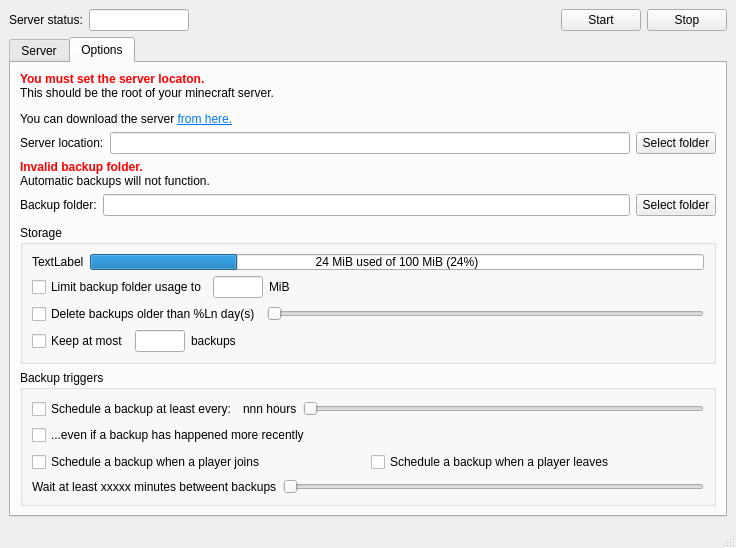
The window that src/mainwindow.ui (mrrooster/minecraftbedrockconsole) describes before a commit, drawn with Qt 5.
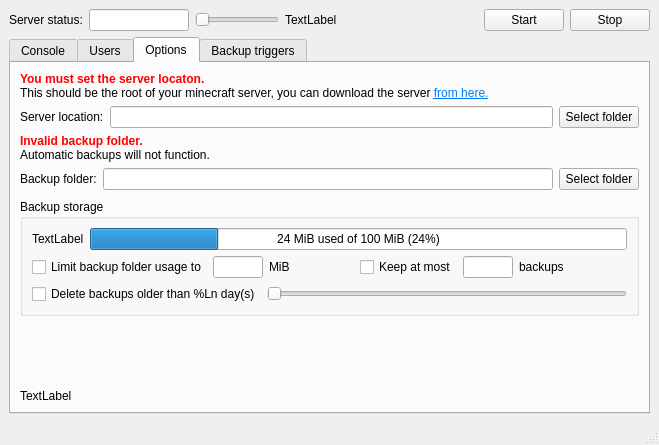
The same window after the commit. The open tabs and pages were chosen to show the change. Custom widgets are drawn as their Qt base class.

Commit message: Added basic user management, fixed a few bugs.

```diff
--- a/src/mainwindow.ui
+++ b/src/mainwindow.ui
@@ -6,8 +6,8 @@
    <rect>
     <x>0</x>
     <y>0</y>
-    <width>736</width>
-    <height>485</height>
+    <width>659</width>
+    <height>445</height>
    </rect>
   </property>
   <property name="sizePolicy">
@@ -46,6 +46,32 @@
         </property>
        </widget>
       </item>
+      <item>
+       <widget class="QSlider" name="difficultySlider">
+        <property name="sizePolicy">
+         <sizepolicy hsizetype="Maximum" vsizetype="Fixed">
+          <horstretch>0</horstretch>
+          <verstretch>0</verstretch>
+         </sizepolicy>
+        </property>
+        <property name="maximum">
+         <number>3</number>
+        </property>
+        <property name="pageStep">
+         <number>1</number>
+        </property>
+        <property name="orientation">
+         <enum>Qt::Horizontal</enum>
+        </property>
+       </widget>
+      </item>
+      <item>
+       <widget class="QLabel" name="difficultyLabel">
+        <property name="text">
+         <string>TextLabel</string>
+        </property>
+       </widget>
+      </item>
       <item>
        <spacer name="horizontalSpacer_2">
         <property name="orientation">
@@ -82,7 +108,7 @@
       </property>
       <widget class="QWidget" name="tab">
        <attribute name="title">
-        <string>Server</string>
+        <string comment="tab text">Console</string>
        </attribute>
        <layout class="QVBoxLayout" name="verticalLayout_2">
         <item>
@@ -140,18 +166,21 @@
          </layout>
         </item>
         <item>
-         <layout class="QHBoxLayout" name="horizontalLayout">
-          <item>
-           <widget class="QLineEdit" name="commandEdit"/>
-          </item>
-          <item>
-           <widget class="QPushButton" name="sendButton">
-            <property name="text">
-             <string>Send</string>
-            </property>
-           </widget>
-          </item>
-         </layout>
+         <widget class="ServerConsoleWidget" name="serverConsole" native="true"/>
+        </item>
+       </layout>
+      </widget>
+      <widget class="QWidget" name="tab_3">
+       <attribute name="title">
+        <string comment="tab text">Users</string>
+       </attribute>
+       <layout class="QHBoxLayout" name="playerListLayout">
+        <item>
+         <widget class="QTreeView" name="playerList">
+          <property name="headerHidden">
+           <bool>true</bool>
+          </property>
+         </widget>
         </item>
        </layout>
       </widget>
@@ -163,7 +192,7 @@
         <item>
          <widget class="QLabel" name="invalidServerLocationLabel">
           <property name="text">
-           <string>&lt;html&gt;&lt;head/&gt;&lt;body&gt;&lt;p&gt;&lt;span style=&quot; font-weight:600; color:#ff0000;&quot;&gt;You must set the server locaton.&lt;/span&gt;&lt;br/&gt;This should be the root of your minecraft server.&lt;/p&gt;&lt;p&gt;You can download the server &lt;a href=&quot;https://www.minecraft.net/en-us/download/server/bedrock/&quot;&gt;&lt;span style=&quot; text-decoration: underline; color:#007af4;&quot;&gt;from here.&lt;/span&gt;&lt;/a&gt;&lt;/p&gt;&lt;/body&gt;&lt;/html&gt;</string>
+           <string>&lt;html&gt;&lt;head/&gt;&lt;body&gt;&lt;p&gt;&lt;span style=&quot; font-weight:600; color:#ff0000;&quot;&gt;You must set the server locaton.&lt;/span&gt;&lt;br/&gt;This should be the root of your minecraft server, you can download the server &lt;a href=&quot;https://www.minecraft.net/en-us/download/server/bedrock/&quot;&gt;&lt;span style=&quot; text-decoration: underline; color:#007af4;&quot;&gt;from here.&lt;/span&gt;&lt;/a&gt;&lt;/p&gt;&lt;/body&gt;&lt;/html&gt;</string>
           </property>
           <property name="textFormat">
            <enum>Qt::RichText</enum>
@@ -234,7 +263,7 @@
         <item>
          <widget class="QGroupBox" name="groupBox_2">
           <property name="title">
-           <string>Storage</string>
+           <string>Backup storage</string>
           </property>
           <layout class="QVBoxLayout" name="verticalLayout_5">
            <item>
@@ -315,6 +344,55 @@
                </property>
               </spacer>
              </item>
+             <item>
+              <widget class="QCheckBox" name="restrictNumberOfBackups">
+               <property name="text">
+                <string>Keep at most</string>
+               </property>
+              </widget>
+             </item>
+             <item>
+              <widget class="QLineEdit" name="restrictNumberOfBackupsAmount">
+               <property name="sizePolicy">
+                <sizepolicy hsizetype="Maximum" vsizetype="Fixed">
+                 <horstretch>0</horstretch>
+                 <verstretch>0</verstretch>
+                </sizepolicy>
+               </property>
+               <property name="maximumSize">
+                <size>
+                 <width>50</width>
+                 <height>16777215</height>
+                </size>
+               </property>
+               <property name="inputMask">
+                <string>9000000000</string>
+               </property>
+               <property name="maxLength">
+                <number>10</number>
+               </property>
+              </widget>
+             </item>
+             <item>
+              <widget class="QLabel" name="label_5">
+               <property name="text">
+                <string>backups</string>
+               </property>
+              </widget>
+             </item>
+             <item>
+              <spacer name="horizontalSpacer_5">
+               <property name="orientation">
+                <enum>Qt::Horizontal</enum>
+               </property>
+               <property name="sizeHint" stdset="0">
+                <size>
+                 <width>40</width>
+                 <height>20</height>
+                </size>
+               </property>
+              </spacer>
+             </item>
             </layout>
            </item>
            <item>
@@ -347,66 +425,40 @@
              </item>
             </layout>
            </item>
-           <item>
-            <layout class="QHBoxLayout" name="horizontalLayout_10">
-             <item>
-              <widget class="QCheckBox" name="restrictNumberOfBackups">
-               <property name="text">
-                <string>Keep at most</string>
-               </property>
-              </widget>
-             </item>
-             <item>
-              <widget class="QLineEdit" name="restrictNumberOfBackupsAmount">
-               <property name="sizePolicy">
-                <sizepolicy hsizetype="Maximum" vsizetype="Fixed">
-                 <horstretch>0</horstretch>
-                 <verstretch>0</verstretch>
-                </sizepolicy>
-               </property>
-               <property name="maximumSize">
-                <size>
-                 <width>50</width>
-                 <height>16777215</height>
-                </size>
-               </property>
-               <property name="inputMask">
-                <string>9000000000</string>
-               </property>
-               <property name="maxLength">
-                <number>10</number>
-               </property>
-              </widget>
-             </item>
-             <item>
-              <widget class="QLabel" name="label_5">
-               <property name="text">
-                <string>backups</string>
-               </property>
-              </widget>
-             </item>
-             <item>
-              <spacer name="horizontalSpacer_4">
-               <property name="orientation">
-                <enum>Qt::Horizontal</enum>
-               </property>
-               <property name="sizeHint" stdset="0">
-                <size>
-                 <width>40</width>
-                 <height>20</height>
-                </size>
-               </property>
-              </spacer>
-             </item>
-            </layout>
-           </item>
           </layout>
          </widget>
         </item>
+        <item>
+         <spacer name="verticalSpacer">
+          <property name="orientation">
+           <enum>Qt::Vertical</enum>
+          </property>
+          <property name="sizeHint" stdset="0">
+           <size>
+            <width>20</width>
+            <height>40</height>
+           </size>
+          </property>
+         </spacer>
+        </item>
+        <item>
+         <widget class="QLabel" name="copyright">
+          <property name="text">
+           <string>TextLabel</string>
+          </property>
+         </widget>
+        </item>
+       </layout>
+      </widget>
+      <widget class="QWidget" name="tab_4">
+       <attribute name="title">
+        <string comment="tab text">Backup triggers</string>
+       </attribute>
+       <layout class="QVBoxLayout" name="verticalLayout_6">
         <item>
          <widget class="QGroupBox" name="groupBox">
           <property name="title">
-           <string>Backup triggers</string>
+           <string>Schedule</string>
           </property>
           <layout class="QVBoxLayout" name="verticalLayout_3">
            <item>
@@ -456,28 +508,17 @@
              </property>
             </widget>
            </item>
-           <item>
-            <spacer name="verticalSpacer_3">
-             <property name="orientation">
-              <enum>Qt::Vertical</enum>
-             </property>
-             <property name="sizeHint" stdset="0">
-              <size>
-               <width>20</width>
-               <height>40</height>
-              </size>
-             </property>
-            </spacer>
-           </item>
+          </layout>
+         </widget>
+        </item>
+        <item>
+         <widget class="QGroupBox" name="groupBox_3">
+          <property name="title">
+           <string>Events</string>
+          </property>
+          <layout class="QVBoxLayout" name="verticalLayout_7">
            <item>
             <layout class="QGridLayout" name="gridLayout">
-             <item row="0" column="1">
-              <widget class="QCheckBox" name="backupOnLeave">
-               <property name="text">
-                <string>Schedule a backup when a player leaves</string>
-               </property>
-              </widget>
-             </item>
              <item row="0" column="0">
               <widget class="QCheckBox" name="backupOnJoin">
                <property name="text">
@@ -485,31 +526,8 @@
                </property>
               </widget>
              </item>
-            </layout>
-           </item>
-           <item>
-            <spacer name="verticalSpacer_2">
-             <property name="orientation">
-              <enum>Qt::Vertical</enum>
-             </property>
-             <property name="sizeHint" stdset="0">
-              <size>
-               <width>20</width>
-               <height>40</height>
-              </size>
-             </property>
-            </spacer>
-           </item>
-           <item>
-            <layout class="QHBoxLayout" name="horizontalLayout_6">
-             <item>
-              <widget class="QLabel" name="backupDelayLabel">
-               <property name="sizePolicy">
-                <sizepolicy hsizetype="Fixed" vsizetype="Preferred">
-                 <horstretch>0</horstretch>
-                 <verstretch>0</verstretch>
-                </sizepolicy>
-               </property>
+             <item row="1" column="0">
+              <widget class="QCheckBox" name="backupOnLeave">
                <property name="text">
                 <string>Wait at least xxxxx minutes betweent backups</string>
                </property>
@@ -534,7 +552,37 @@
          </widget>
         </item>
         <item>
-         <spacer name="verticalSpacer">
+         <layout class="QHBoxLayout" name="horizontalLayout_6">
+          <item>
+           <widget class="QLabel" name="backupDelayLabel">
+            <property name="sizePolicy">
+             <sizepolicy hsizetype="Fixed" vsizetype="Preferred">
+              <horstretch>0</horstretch>
+              <verstretch>0</verstretch>
+             </sizepolicy>
+            </property>
+            <property name="text">
+             <string>Wait at least xxxxx minutes betweent backups</string>
+            </property>
+           </widget>
+          </item>
+          <item>
+           <widget class="QSlider" name="backupDelaySlider">
+            <property name="minimum">
+             <number>1</number>
+            </property>
+            <property name="maximum">
+             <number>240</number>
+            </property>
+            <property name="orientation">
+             <enum>Qt::Horizontal</enum>
+            </property>
+           </widget>
+          </item>
+         </layout>
+        </item>
+        <item>
+         <spacer name="verticalSpacer_4">
           <property name="orientation">
            <enum>Qt::Vertical</enum>
           </property>
@@ -564,6 +612,14 @@
   </widget>
   <widget class="QStatusBar" name="statusbar"/>
  </widget>
+ <customwidgets>
+  <customwidget>
+   <class>ServerConsoleWidget</class>
+   <extends>QWidget</extends>
+   <header>widgets\serverconsolewidget.h</header>
+   <container>1</container>
+  </customwidget>
+ </customwidgets>
  <resources/>
  <connections>
   <connection>
```
Left out of the diff: 164 changed lines with no effect on the pictures. The commit also changes 16 other files.
